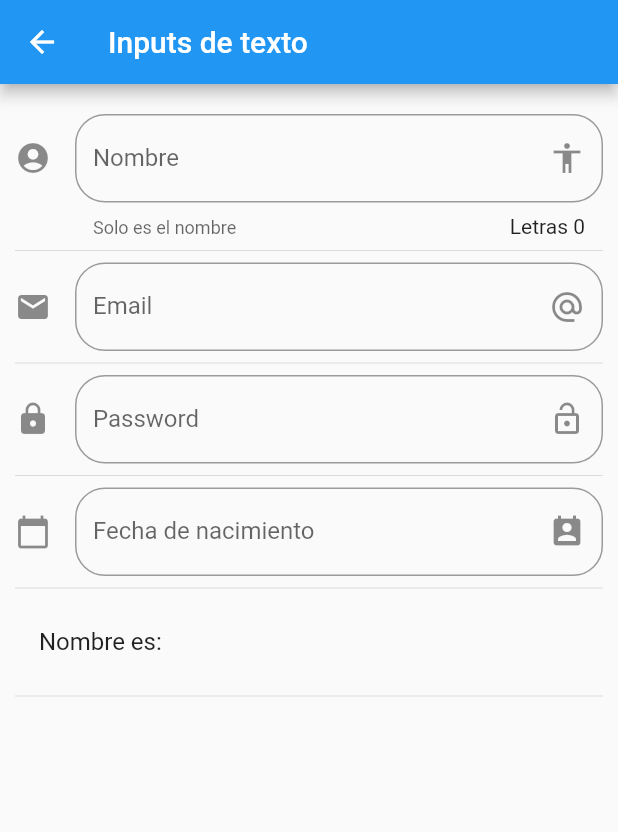
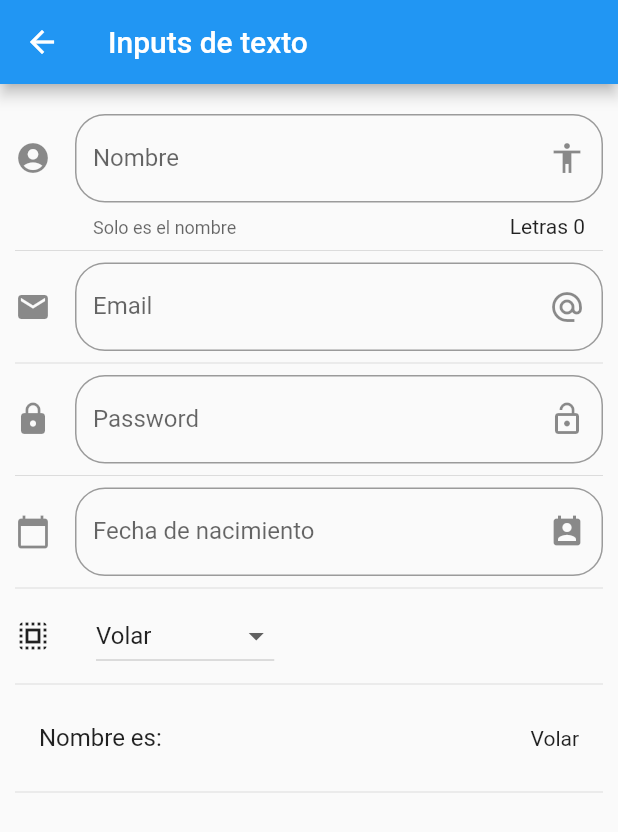
Before and after one commit to jonabtc/flutter-various, a Flutter app: the InputPage screen opened by its route, on a phone screen of 412 x 824 dp. Shown: the top 832 px of the screen. Run offline on Flutter 3.47's test engine with Material 2 defaults, Android fonts, the phone set to English and light mode, and no system bars; our stand-ins replace connectivity, flutter_signin_button, google_sign_in, location; missing offline and left inert: location_permissions, wifi.

Commit message:
Uso de componentes de Flutter

```diff
--- a/componentes/lib/src/pages/input_page.dart
+++ b/componentes/lib/src/pages/input_page.dart
@@ -6,10 +6,12 @@ class InputPage extends StatefulWidget {
 }
 
 class _InputPageState extends State<InputPage> {
-
   String _nombre = '';
   String _email = '';
   String _fecha = '';
+  String _opcionSeleccionada = 'Volar';
+
+  List _poderes = ['Volar', 'X-ray', 'Super Aliento', 'Super Fuerza'];
 
   TextEditingController _inputFieldDateController = new TextEditingController();
 
@@ -30,22 +32,20 @@ class _InputPageState extends State<InputPage> {
           Divider(),
           _crearFecha(context),
           Divider(),
+          _crearDropDown(),
+          Divider(),
           _crearPersona(),
           Divider(),
         ],
       ),
-
     );
   }
 
   Widget _crearInput() {
-
     return TextField(
-
       textCapitalization: TextCapitalization.sentences,
-      decoration : InputDecoration(
-        border: OutlineInputBorder(
-          borderRadius: BorderRadius.circular(20.0)),
+      decoration: InputDecoration(
+        border: OutlineInputBorder(borderRadius: BorderRadius.circular(20.0)),
         counter: Text('Letras ${_nombre.length}'),
         hintText: 'Nombre de la persona',
         labelText: 'Nombre',
@@ -53,60 +53,51 @@ class _InputPageState extends State<InputPage> {
         suffixIcon: Icon(Icons.accessibility),
         icon: Icon(Icons.account_circle),
       ),
-      onChanged: (valor){
-
-        setState((){
+      onChanged: (valor) {
+        setState(() {
           _nombre = valor;
         });
       },
-
-
     );
   }
 
-  Widget _crearEmail(){
-
+  Widget _crearEmail() {
     return TextField(
-
       keyboardType: TextInputType.emailAddress,
-      decoration : InputDecoration(
-        border: OutlineInputBorder(
-          borderRadius: BorderRadius.circular(20.0)),
+      decoration: InputDecoration(
+        border: OutlineInputBorder(borderRadius: BorderRadius.circular(20.0)),
         hintText: 'Email',
         labelText: 'Email',
         suffixIcon: Icon(Icons.alternate_email),
         icon: Icon(Icons.email),
       ),
-      onChanged: (valor){
-        setState((){
+      onChanged: (valor) {
+        setState(() {
           _email = valor;
         });
       },
     );
   }
 
-  Widget _crearPassword(){
-
+  Widget _crearPassword() {
     return TextField(
-
       obscureText: true,
-      decoration : InputDecoration(
-        border: OutlineInputBorder(
-          borderRadius: BorderRadius.circular(20.0)),
+      decoration: InputDecoration(
+        border: OutlineInputBorder(borderRadius: BorderRadius.circular(20.0)),
         hintText: 'Password',
         labelText: 'Password',
         suffixIcon: Icon(Icons.lock_open),
         icon: Icon(Icons.lock),
       ),
-      onChanged: (valor){
-        setState((){
+      onChanged: (valor) {
+        setState(() {
           _email = valor;
         });
       },
     );
   }
 
-  Widget _crearFecha(BuildContext context){
+  Widget _crearFecha(BuildContext context) {
     return TextField(
       enableInteractiveSelection: false,
       controller: _inputFieldDateController,
@@ -117,35 +108,64 @@ class _InputPageState extends State<InputPage> {
           hintText: 'Fecha de nacimiento',
           labelText: 'Fecha de nacimiento',
           suffixIcon: Icon(Icons.perm_contact_calendar),
-        icon: Icon(Icons.calendar_today)
-      ),
-      onTap: (){
-        FocusScope.of(context).requestFocus(new FocusNode());
+          icon: Icon(Icons.calendar_today)),
+      onTap: () {
+        FocusScope.of(context)
+            .requestFocus(new FocusNode()); //Quita el foco del elemento input
         _selectDate(context);
       },
-
     );
   }
 
-  _selectDate(BuildContext context) async{
+  List<DropdownMenuItem<String>> getOpcionesDropdown() {
+    List<DropdownMenuItem<String>> lista = new List();
 
+    _poderes.forEach((poder) {
+      lista.add(DropdownMenuItem(
+        child: Text(poder),
+        value: poder,
+      ));
+    });
+
+    return lista;
+  }
+
+  Widget _crearDropDown() {
+    return Row(
+      children: [
+        Icon(Icons.select_all),
+        SizedBox(width: 30.0),
+        DropdownButton(
+            items: getOpcionesDropdown(),
+            value: _opcionSeleccionada,
+            onChanged: (opt) {
+              setState(() {
+                _opcionSeleccionada = opt;
+              });
+            })
+      ],
+    );
+  }
+
+  _selectDate(BuildContext context) async {
     DateTime picked = await showDatePicker(
         context: context,
         initialDate: new DateTime.now(),
-      firstDate: new DateTime(20018),
-      lastDate: new DateTime(2025)
-    );
-    if(picked != null){
-      setState((){
+        firstDate: new DateTime(2018),
+        lastDate: new DateTime(2025),
+        locale: Locale('es', 'ES'));
+    if (picked != null) {
+      setState(() {
         _fecha = picked.toString();
         _inputFieldDateController.text = _fecha;
       });
     }
   }
+
   Widget _crearPersona() {
+    return ListTile(
+        title: Text('Nombre es: $_email'), trailing: Text(_opcionSeleccionada));
+  }
 
-    return ListTile(
-      title: Text('Nombre es: $_email'),
-    );
+
 }
-}
--- a/componentes/lib/src/routes/routes.dart
+++ b/componentes/lib/src/routes/routes.dart
@@ -1,5 +1,7 @@
 import 'package:flutter/material.dart';
 
+import 'package:componentes/src/pages/listview_page.dart';
+import 'package:componentes/src/pages/slider_page.dart';
 import 'package:componentes/src/pages/animated_container.dart';
 import 'package:componentes/src/pages/alert_page.dart';
 import 'package:componentes/src/pages/avatar_page.dart';
@@ -16,5 +18,8 @@ return   <String, WidgetBuilder>{
         'card'    : (BuildContext context) => CardPage(),
         'animatedContainer' : (BuildContext context) => AnimatedContainerPage(),
         'inputs'   : (BuildContext context) => InputPage(),
+        'slider'   : (BuildContext context) => SliderPage(),
+        'list'   : (BuildContext context) => ListaPage(),
+
       };
 }
--- a/componentes/lib/src/utils/icono_string_util.dart
+++ b/componentes/lib/src/utils/icono_string_util.dart
@@ -6,6 +6,8 @@ final _icons = <String, IconData>{
   'folder_open'   : Icons.folder_open,
   'donut_large'   : Icons.donut_large,
   'input'         : Icons.input,
+  'list'          : Icons.list,
+  'tune'          : Icons.tune,
 };
 
 Icon getIcon( String nombreIcono)=> Icon(_icons[nombreIcono],
--- a/componentes/pubspec.yaml
+++ b/componentes/pubspec.yaml
@@ -18,6 +18,9 @@ environment:
 
 dependencies:
   flutter:
+    sdk: flutter
+
+  flutter_localizations:
     sdk: flutter
 
   # The following adds the Cupertino Icons font to your application.
```
Also changed, not shown: componentes/data/menu_opts.json (+10 -0 lines), componentes/lib/main.dart (+10 -1 lines), componentes/lib/src/pages/listview_page.dart (added, +129 -0 lines), componentes/lib/src/pages/slider_page.dart (added, +87 -0 lines), componentes/pubspec.lock. Lines whose indentation alone changed are shown as unchanged.
